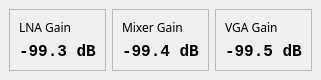
Old version of the form rtlsdr-control/mainwindow.ui in the repository jazzkutya/rtlsdr-gaingui.
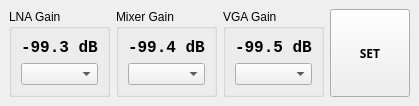
New version of the form.

Commit message: expanded the GUI for setting da gains

What changed in the file:
```diff
--- a/rtlsdr-control/mainwindow.ui
+++ b/rtlsdr-control/mainwindow.ui
@@ -2,89 +2,36 @@
 <ui version="4.0">
  <class>MainWindow</class>
  <widget class="QMainWindow" name="MainWindow">
-  <property name="geometry">
-   <rect>
-    <x>0</x>
-    <y>0</y>
-    <width>298</width>
-    <height>60</height>
-   </rect>
-  </property>
   <property name="windowTitle">
    <string>Form1</string>
   </property>
   <widget class="QWidget" name="centralwidget">
-   <layout class="QHBoxLayout" name="horizontalLayout">
-    <item>
-     <widget class="QFrame" name="frame">
-      <property name="frameShape">
-       <enum>QFrame::StyledPanel</enum>
+   <layout class="QGridLayout" name="gridLayout">
+    <item row="1" column="1">
+     <spacer name="verticalSpacer">
+      <property name="orientation">
+       <enum>Qt::Vertical</enum>
       </property>
-      <property name="frameShadow">
-       <enum>QFrame::Raised</enum>
+      <property name="sizeHint" stdset="0">
+       <size>
+        <width>20</width>
+        <height>0</height>
+       </size>
       </property>
-      <layout class="QVBoxLayout" name="verticalLayout">
-       <item>
-        <widget class="QLabel" name="label_2">
-         <property name="font">
-          <font>
-           <family>Sans Serif</family>
-           <pointsize>9</pointsize>
-          </font>
-         </property>
-         <property name="text">
-          <string>LNA Gain</string>
-         </property>
-        </widget>
-       </item>
-       <item>
-        <widget class="QLabel" name="s0gain">
-         <property name="font">
-          <font>
-           <family>Monospace</family>
-           <pointsize>12</pointsize>
-           <weight>75</weight>
-           <bold>true</bold>
-          </font>
-         </property>
-         <property name="text">
-          <string>-99.3 dB</string>
-         </property>
-         <property name="textFormat">
-          <enum>Qt::PlainText</enum>
-         </property>
-        </widget>
-       </item>
-      </layout>
-     </widget>
+     </spacer>
     </item>
-    <item>
-     <widget class="QFrame" name="frame_2">
-      <property name="font">
-       <font>
-        <family>Monospace</family>
-       </font>
+    <item row="0" column="1">
+     <widget class="QGroupBox" name="groupBox_2">
+      <property name="sizePolicy">
+       <sizepolicy hsizetype="Fixed" vsizetype="Fixed">
+        <horstretch>0</horstretch>
+        <verstretch>0</verstretch>
+       </sizepolicy>
       </property>
-      <property name="frameShape">
-       <enum>QFrame::StyledPanel</enum>
-      </property>
-      <property name="frameShadow">
-       <enum>QFrame::Raised</enum>
+      <property name="title">
+       <string>Mixer Gain</string>
       </property>
       <layout class="QVBoxLayout" name="verticalLayout_2">
-       <item>
-        <widget class="QLabel" name="label_4">
-         <property name="font">
-          <font>
-           <family>Sans Serif</family>
-           <pointsize>9</pointsize>
-          </font>
-         </property>
-         <property name="text">
-          <string>Mixer Gain</string>
-         </property>
-        </widget>
-       </item>
        <item>
         <widget class="QLabel" name="s1gain">
          <property name="font">
@@ -103,31 +50,81 @@
          </property>
         </widget>
        </item>
+       <item>
+        <widget class="QComboBox" name="s1set">
+         <property name="maxVisibleItems">
+          <number>32</number>
+         </property>
+        </widget>
+       </item>
       </layout>
      </widget>
     </item>
-    <item>
-     <widget class="QFrame" name="frame_3">
-      <property name="frameShape">
-       <enum>QFrame::StyledPanel</enum>
+    <item row="0" column="0">
+     <widget class="QGroupBox" name="groupBox">
+      <property name="sizePolicy">
+       <sizepolicy hsizetype="Fixed" vsizetype="Fixed">
+        <horstretch>0</horstretch>
+        <verstretch>0</verstretch>
+       </sizepolicy>
       </property>
-      <property name="frameShadow">
-       <enum>QFrame::Raised</enum>
+      <property name="title">
+       <string>LNA Gain</string>
+      </property>
+      <layout class="QVBoxLayout" name="verticalLayout">
+       <item>
+        <widget class="QLabel" name="s0gain">
+         <property name="font">
+          <font>
+           <family>Monospace</family>
+           <pointsize>12</pointsize>
+           <weight>75</weight>
+           <bold>true</bold>
+          </font>
+         </property>
+         <property name="text">
+          <string>-99.3 dB</string>
+         </property>
+         <property name="textFormat">
+          <enum>Qt::PlainText</enum>
+         </property>
+        </widget>
+       </item>
+       <item>
+        <widget class="QComboBox" name="s0set">
+         <property name="maxVisibleItems">
+          <number>32</number>
+         </property>
+        </widget>
+       </item>
+      </layout>
+     </widget>
+    </item>
+    <item row="0" column="4">
+     <spacer name="horizontalSpacer">
+      <property name="orientation">
+       <enum>Qt::Horizontal</enum>
+      </property>
+      <property name="sizeHint" stdset="0">
+       <size>
+        <width>0</width>
+        <height>20</height>
+       </size>
+      </property>
+     </spacer>
+    </item>
+    <item row="0" column="2">
+     <widget class="QGroupBox" name="groupBox_3">
+      <property name="sizePolicy">
+       <sizepolicy hsizetype="Fixed" vsizetype="Fixed">
+        <horstretch>0</horstretch>
+        <verstretch>0</verstretch>
+       </sizepolicy>
+      </property>
+      <property name="title">
+       <string>VGA Gain</string>
       </property>
       <layout class="QVBoxLayout" name="verticalLayout_3">
-       <item>
-        <widget class="QLabel" name="label_6">
-         <property name="font">
-          <font>
-           <family>Sans Serif</family>
-           <pointsize>9</pointsize>
-          </font>
-         </property>
-         <property name="text">
-          <string>VGA Gain</string>
-         </property>
-        </widget>
-       </item>
        <item>
         <widget class="QLabel" name="s2gain">
          <property name="font">
@@ -146,9 +143,36 @@
          </property>
         </widget>
        </item>
+       <item>
+        <widget class="QComboBox" name="s2set">
+         <property name="maxVisibleItems">
+          <number>32</number>
+         </property>
+        </widget>
+       </item>
       </layout>
      </widget>
     </item>
+    <item row="0" column="3">
+     <widget class="QPushButton" name="doitbutt">
+      <property name="sizePolicy">
+       <sizepolicy hsizetype="Preferred" vsizetype="Minimum">
+        <horstretch>0</horstretch>
+        <verstretch>0</verstretch>
+       </sizepolicy>
+      </property>
+      <property name="font">
+       <font>
+        <family>Sans Serif</family>
+        <weight>75</weight>
+        <bold>true</bold>
+       </font>
+      </property>
+      <property name="text">
+       <string>SET</string>
+      </property>
+     </widget>
+    </item>
    </layout>
   </widget>
  </widget>
```
The commit also changes 1 other file.
